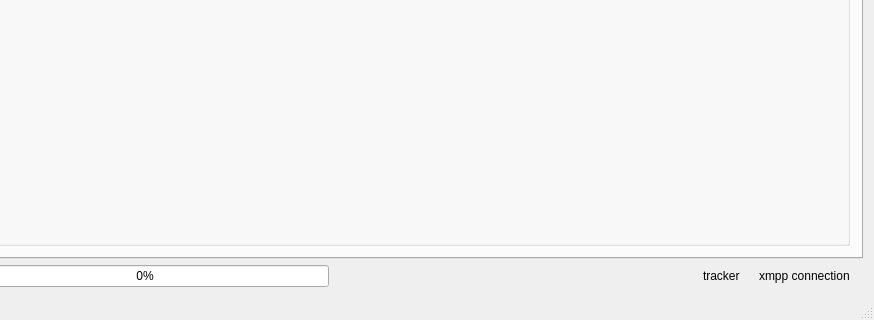
Above: src/mainwindow.ui from nodecast/nodecast before the change; both pictures show x 292 to 1166 and y 375 to 695 of the 1166 by 695 pixel window. Below: the same form after it.
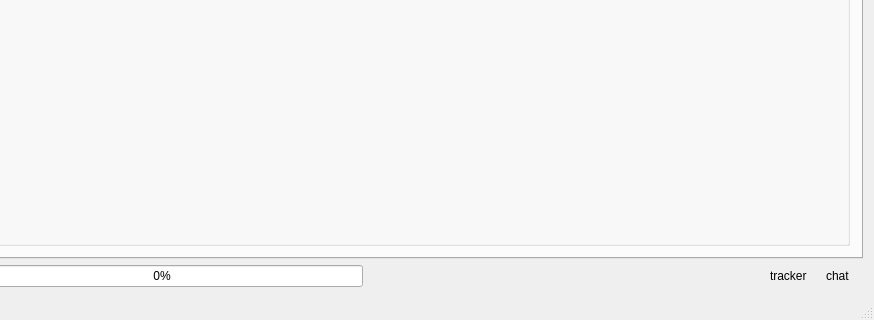
That is the form after the change. The open tabs and pages were chosen to show the change. Icons and pictures are not drawn.

Commit message: improved check status on xmpp and tracker connexion

Diff of the .ui file:
```diff
--- a/src/mainwindow.ui
+++ b/src/mainwindow.ui
@@ -419,7 +419,7 @@
         <item>
          <widget class="QLabel" name="label_2">
           <property name="text">
-           <string>xmpp connection</string>
+           <string>chat</string>
           </property>
          </widget>
         </item>
```
Left out of the diff: 4 changed lines with no effect on the pictures.
